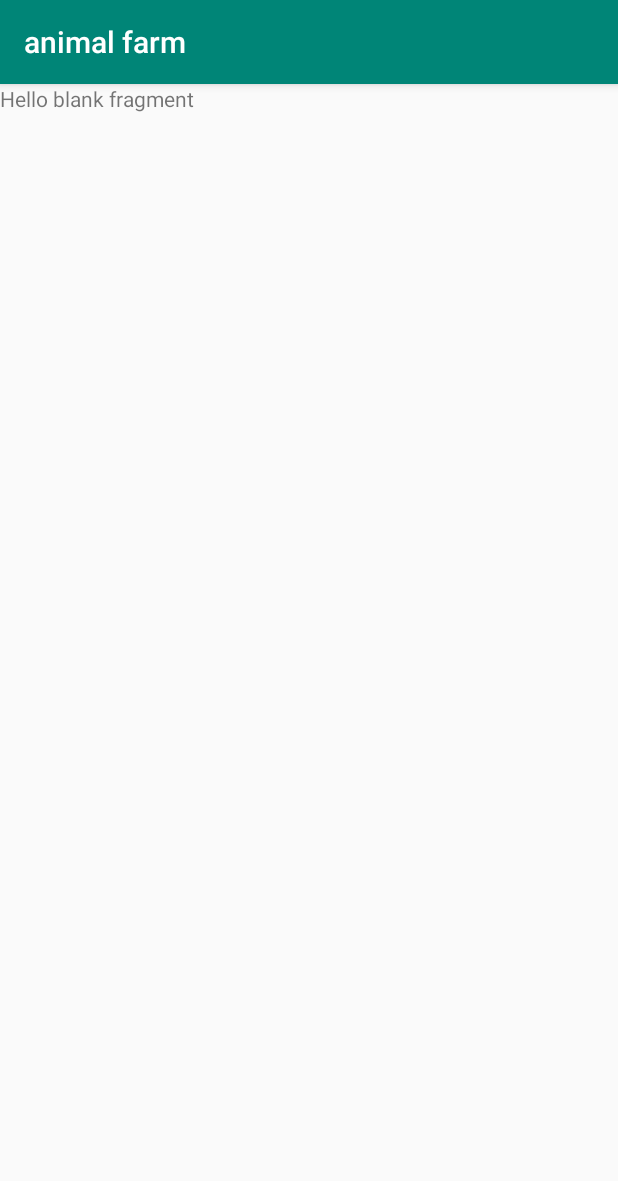
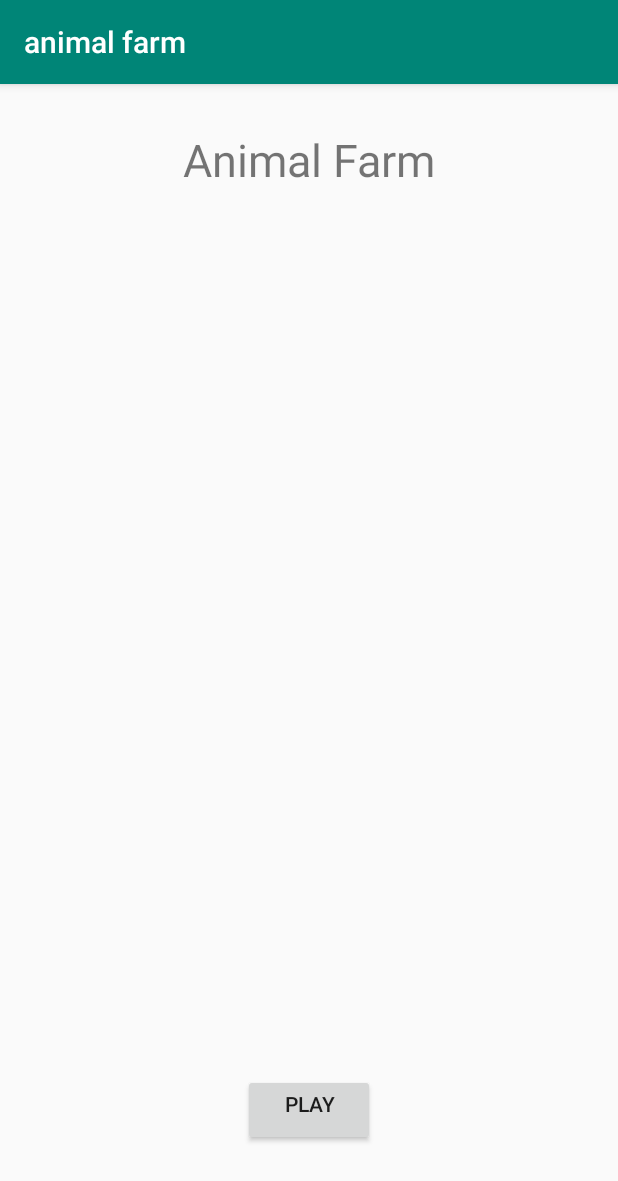
Before and after one commit to donChelsea/animal-farm, an Android app: the fragment TitleFragment shown on its own in the app's theme, on a phone screen of 412 x 824 dp. Shown: the top 1181 px of the screen. Run offline under Robolectric (Android 15) with nearby library versions, the light colour scheme and no system bars; our stand-ins replace data binding.

Commit message:
fragments created

```diff
--- a/app/build.gradle
+++ b/app/build.gradle
@@ -16,6 +16,9 @@ android {
             minifyEnabled false
             proguardFiles getDefaultProguardFile('proguard-android-optimize.txt'), 'proguard-rules.pro'
         }
+    }
+    dataBinding {
+        enabled = true
     }
 }
 
--- a/app/src/main/res/layout/fragment_title.xml
+++ b/app/src/main/res/layout/fragment_title.xml
@@ -1,14 +1,35 @@
 <?xml version="1.0" encoding="utf-8"?>
-<FrameLayout xmlns:android="http://schemas.android.com/apk/res/android"
-    xmlns:tools="http://schemas.android.com/tools"
-    android:layout_width="match_parent"
-    android:layout_height="match_parent"
-    tools:context=".screens.title.TitleFragment">
 
-    <!-- TODO: Update blank fragment layout -->
-    <TextView
+<layout xmlns:android="http://schemas.android.com/apk/res/android"
+    xmlns:app="http://schemas.android.com/apk/res-auto"
+    xmlns:tools="http://schemas.android.com/tools">
+
+    <androidx.constraintlayout.widget.ConstraintLayout
         android:layout_width="match_parent"
         android:layout_height="match_parent"
-        android:text="@string/hello_blank_fragment" />
+        tools:context=".screens.title.TitleFragment">
 
-</FrameLayout>
+        <TextView
+            android:id="@+id/game_title_text"
+            android:layout_width="match_parent"
+            android:layout_height="wrap_content"
+            android:layout_marginTop="30dp"
+            android:gravity="center_horizontal"
+            android:text="@string/animal_farm"
+            android:textSize="30sp"
+            app:layout_constraintTop_toTopOf="parent" />
+
+        <Button
+            android:id="@+id/play_button"
+            android:layout_width="wrap_content"
+            android:layout_height="wrap_content"
+            android:layout_marginBottom="60dp"
+            android:gravity="center_horizontal"
+            android:text="@string/play"
+            app:layout_constraintBottom_toBottomOf="parent"
+            app:layout_constraintEnd_toEndOf="parent"
+            app:layout_constraintStart_toStartOf="parent" />
+
+    </androidx.constraintlayout.widget.ConstraintLayout>
+
+</layout>
--- a/app/src/main/res/values/strings.xml
+++ b/app/src/main/res/values/strings.xml
@@ -3,4 +3,11 @@
 
     <!-- TODO: Remove or change this placeholder text -->
     <string name="hello_blank_fragment">Hello blank fragment</string>
+    <string name="animal">Animal</string>
+    <string name="animal_farm">Animal Farm</string>
+    <string name="play">Play</string>
+    <string name="you_won">You Won!</string>
+    <string name="score">Score</string>
+    <string name="bummer">Bummer</string>
+    <string name="try_again">Try again?</string>
 </resources>
```
Also changed, not shown: app/src/main/java/com/katsidzira/animalfarm/screens/end_game/GameLoseFragment.java (added, +32 -0 lines), app/src/main/java/com/katsidzira/animalfarm/screens/end_game/GameWonFragment.java (added, +32 -0 lines), app/src/main/java/com/katsidzira/animalfarm/screens/game/GameFragment.java (added, +32 -0 lines), app/src/main/res/layout/fragment_game.xml (added, +53 -0 lines), app/src/main/res/layout/fragment_game_lose.xml (added, +54 -0 lines), app/src/main/res/layout/fragment_game_won.xml (added, +54 -0 lines), app/src/main/res/navigation/navigation.xml (+35 -1 lines), app/src/main/res/drawable/clipart-farm-fence-2.png (added), app/src/main/res/drawable/gameloseicon.png (added), app/src/main/res/drawable/gamewonicon.png (added), app/src/main/res/drawable/koala.png (added), app/src/main/res/drawable/outdoor-scene-with-farm_1639-9611.jpg (added).
